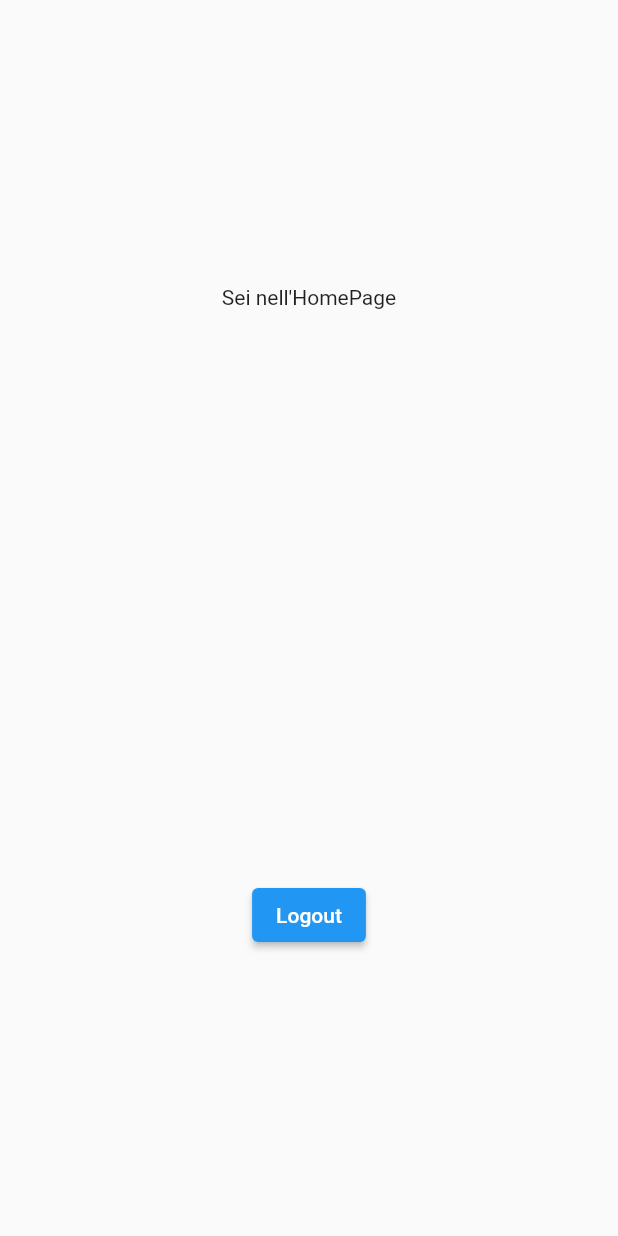
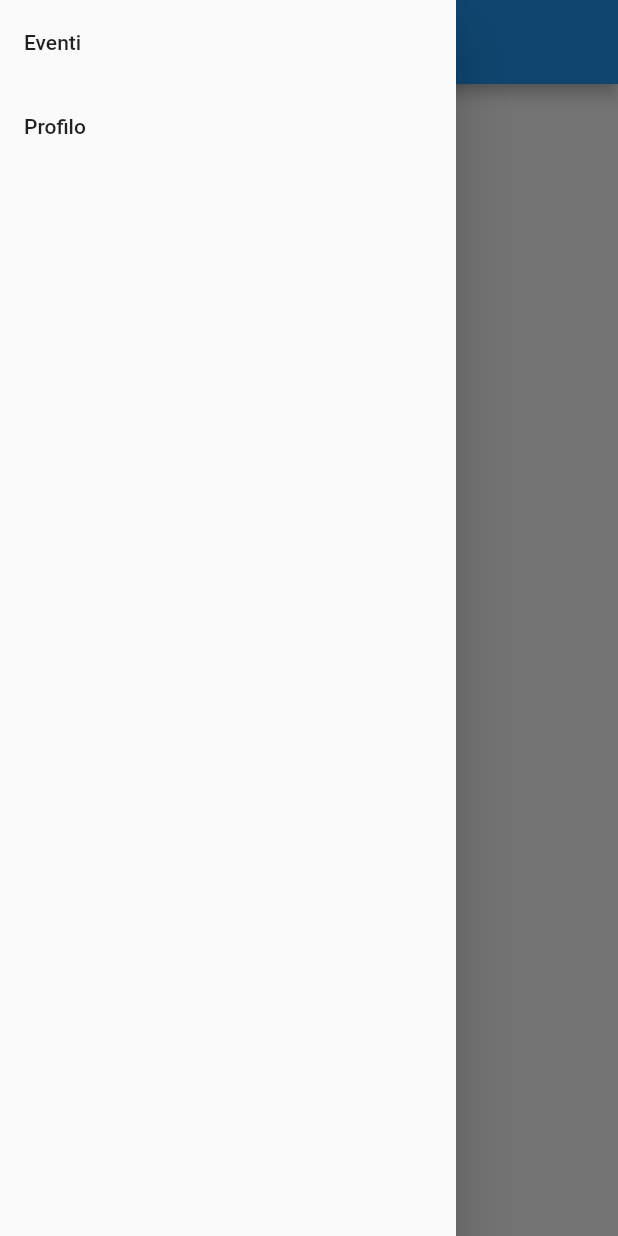
Before and after one commit to andreadeluna/ProgettoASPDM, a Flutter app: the screen it shows once a user with an empty profile is signed in, with the side drawer open (before the commit the screen has no drawer), on a phone screen of 412 x 824 dp. Run offline on Flutter 3.47's test engine with Material 2 defaults, Android fonts, the phone set to English and light mode, and no system bars; our stand-ins replace firebase_auth, firebase_core; accounts and stored records are empty.

Commit message:
Implementa il drawer

```diff
--- /dev/null
+++ b/lib/AppDrawer.dart
@@ -0,0 +1,23 @@
+import 'package:flutter/material.dart';
+
+class AppDrawer extends StatelessWidget {
+
+  @override
+  Widget build(BuildContext context) {
+    return Drawer(
+      child: ListView(
+        children: const [
+          /*DrawerHeader(
+            child: Text('Menu'),
+          ),*/
+          ListTile(
+            title: Text('Eventi'),
+          ),
+          ListTile(
+            title: Text('Profilo'),
+          )
+        ],
+      ),
+    );
+  }
+}
--- a/lib/home.dart
+++ b/lib/home.dart
@@ -1,4 +1,5 @@
 import 'package:flutter/material.dart';
+import 'package:progettoaspdm/AppDrawer.dart';
 import 'package:progettoaspdm/services/authentication.dart';
 import 'package:provider/provider.dart';
 
@@ -10,6 +11,10 @@ class Home extends StatelessWidget {
     final authService = Provider.of<Authentication>(context);
 
     return Scaffold(
+      appBar: AppBar(
+        title: Text('Home'),
+      ),
+      drawer: AppDrawer(),
       body: Column(
         mainAxisAlignment: MainAxisAlignment.spaceAround,
         children: [
```
